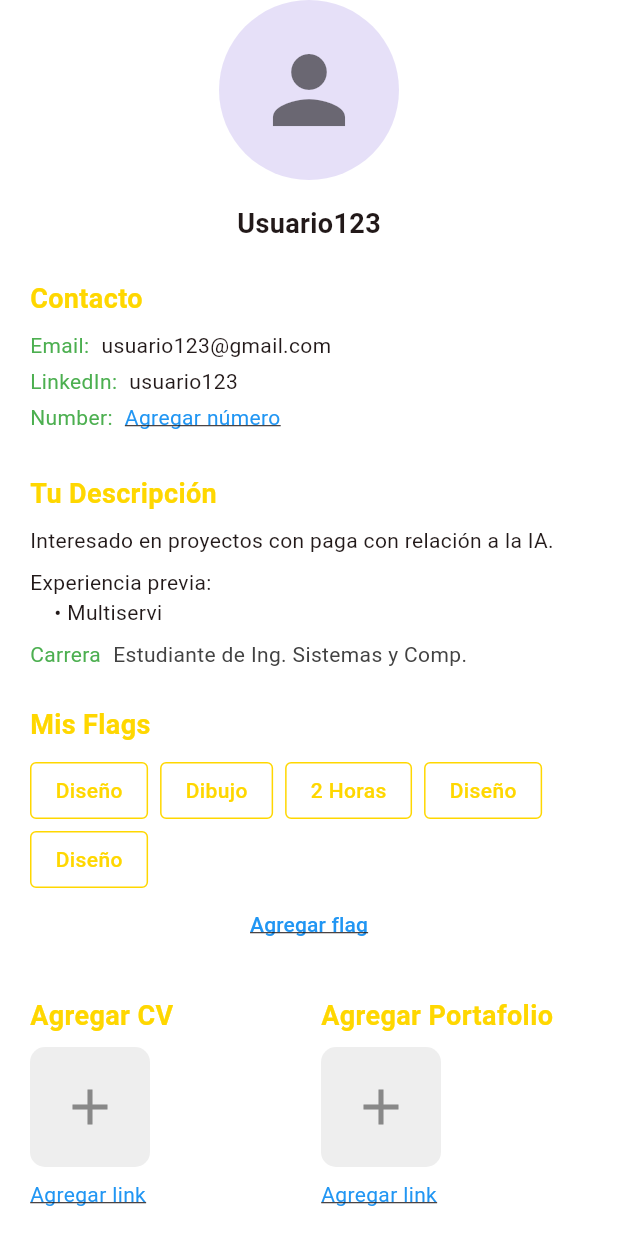
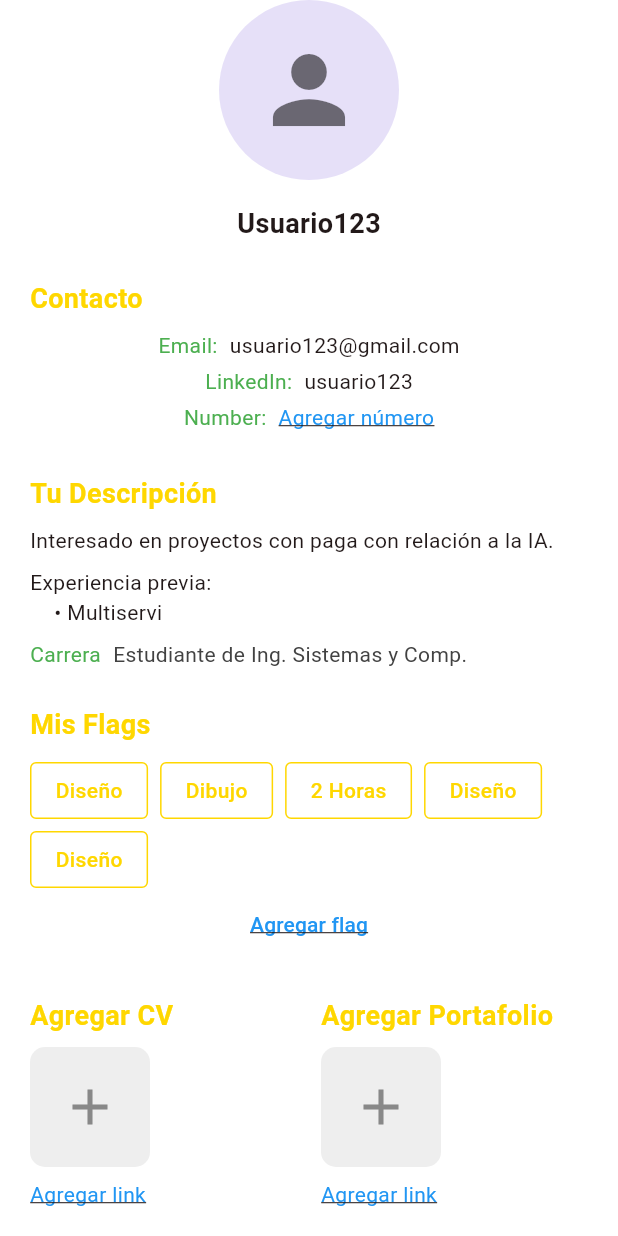
Before and after one commit to Moviles-2025-2-Grupo-Chevere/TalentBridge, a Flutter app: the MyProfile widget shown alone on an empty page, opened directly, on a phone screen of 412 x 824 dp. Run offline on Flutter 3.47's test engine with Material 3 defaults, Android fonts, the phone set to English and light mode, and no system bars; Roboto replaces fonts that are missing (OpenSans).

Commit message:
Fix: Centered texts in my profile

```diff
--- a/talent_bridge_fl/lib/views/my-profile/my_profile.dart
+++ b/talent_bridge_fl/lib/views/my-profile/my_profile.dart
@@ -32,6 +32,7 @@
                       style: TextStyle(
                         fontSize: 18.0,
                         fontWeight: FontWeight.bold,
+                        fontFamily: 'OpenSans',
                       ),
                     ),
                   ],
@@ -49,6 +50,9 @@
                 ),
               ),
               const SizedBox(height: 8.0),
+              Center(
+                child: Column(
+                  children: [
                     _buildContactItem('Email:', 'usuario123@gmail.com'),
                     _buildContactItem('LinkedIn:', 'usuario123'),
                     _buildContactItem(
@@ -56,6 +60,9 @@
                       'Agregar número',
                       isLink: true,
                       linkColor: Colors.blue,
+                    ),
+                  ],
+                ),
               ),
               const SizedBox(height: 24.0),
 
@@ -227,7 +234,10 @@
   }) {
     return Padding(
       padding: const EdgeInsets.only(bottom: 4.0),
+      child: Center(
         child: Row(
+          mainAxisSize: MainAxisSize
+              .min, // This makes the row only as wide as its content
           crossAxisAlignment: CrossAxisAlignment.start,
           children: [
             Text(
@@ -252,13 +262,12 @@
                       ),
                     ),
                   )
-              : Expanded(
-                  child: Text(
+                : Text(
                     value,
                     style: const TextStyle(fontSize: 14.0),
                   ),
+          ],
         ),
-        ],
       ),
     );
   }
```
Lines whose indentation alone changed are shown as unchanged.
